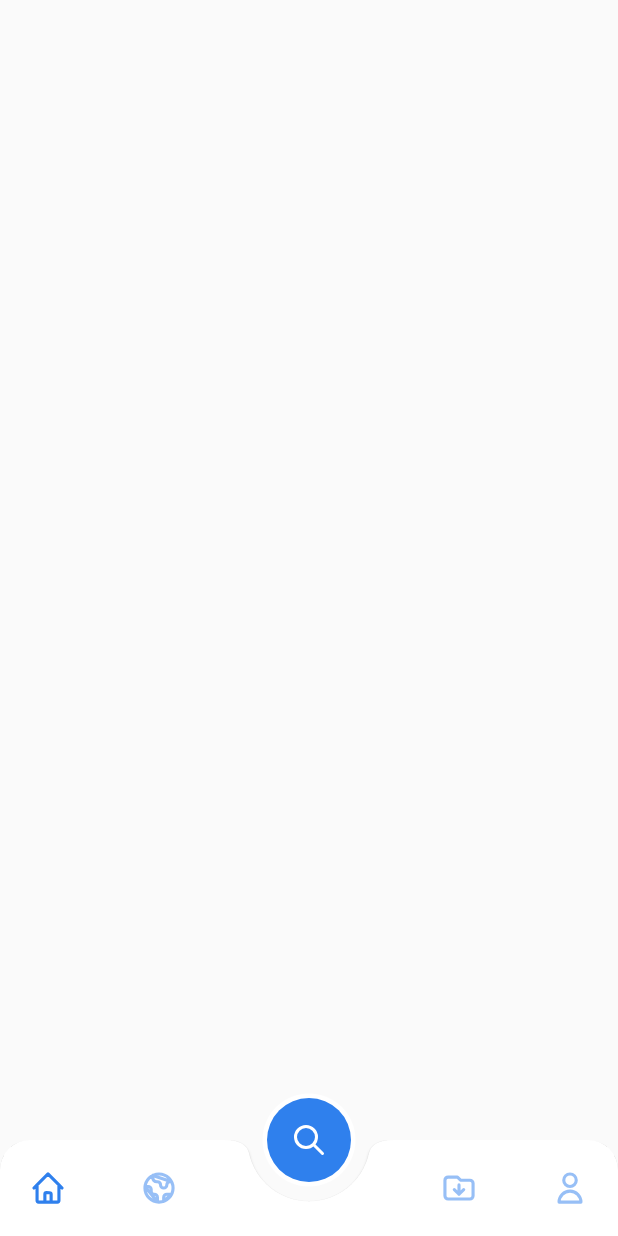
After one commit to luis8elias/lyrics_app, a Flutter app: the screen it shows after launch, after a tap on "Comenzar", on a phone screen of 412 x 824 dp. The commit adds this screen. Run offline on Flutter 3.47's test engine with Material 2 defaults, Android fonts, the phone set to English and light mode, and no system bars; our stand-ins replace bloc, flutter_bloc, flutter_svg.

Commit message:
splash,welcome,home

```diff
--- /dev/null
+++ b/lib/home/home_page.dart
@@ -0,0 +1,12 @@
+import 'package:flutter/material.dart';
+
+class HomePage extends StatelessWidget {
+  const HomePage({ Key? key }) : super(key: key);
+
+  @override
+  Widget build(BuildContext context) {
+    return Container(
+
+    );
+  }
+}
--- a/lib/main.dart
+++ b/lib/main.dart
@@ -1,31 +1,24 @@
 import 'package:flutter/material.dart';
 import 'package:flutter/services.dart';
-import 'package:google_fonts/google_fonts.dart';
-import 'package:lyrics_app/welcome/welcome_page.dart';
+import 'package:flutter_bloc/flutter_bloc.dart';
+import 'package:lyrics_app/splash/bloc/splash_bloc.dart';
+import 'package:lyrics_app/splash/splash_page.dart';
 
 void main() {
-   WidgetsFlutterBinding.ensureInitialized();
-
+  WidgetsFlutterBinding.ensureInitialized();
   SystemChrome.setSystemUIOverlayStyle(const SystemUiOverlayStyle(
     statusBarColor: Colors.transparent,
     statusBarIconBrightness: Brightness.light
   ));
 
-  runApp(MyApp());
-}
-
-class MyApp extends StatelessWidget {
-  @override
-  Widget build(BuildContext context) {
-    return MaterialApp(
+  runApp(
+    MaterialApp(
       debugShowCheckedModeBanner: false,
       title: 'Lyrics App',
-      theme: ThemeData(
-        textTheme: GoogleFonts.nunitoTextTheme(
-          Theme.of(context).textTheme,
-        ),
+      home: BlocProvider(
+        create: (_) =>  SplashBloc(),
+        child: const SplashPage(),
       ),
-      home: WelcomePage(),
-    );
-  }
+    )
+  );
 }
--- /dev/null
+++ b/lib/shared/custom_navigation_bar.dart
@@ -0,0 +1,75 @@
+import 'package:flutter/material.dart';
+import 'package:flutter_svg/flutter_svg.dart';
+import 'package:lyrics_app/styles.dart';
+
+class CustomNavigationBar extends StatelessWidget {
+  const CustomNavigationBar({
+    Key? key,
+    required this.index,
+    required this.onIndexSelected
+  }) : super(key: key);
+
+
+  final int index;
+  final ValueChanged<int> onIndexSelected;
+
+  @override
+  Widget build(BuildContext context) {
+    return  ClipRRect(
+      borderRadius: const BorderRadius.only(
+        topLeft:  Radius.circular(20),
+        topRight: Radius.circular(20)
+      ),
+      child: BottomAppBar(
+        elevation: 1.0,
+        notchMargin: 10.0,
+        shape:const CircularNotchedRectangle(),
+        child: Padding(
+          padding: const EdgeInsets.all(8.0),
+          child: Row(
+            mainAxisAlignment: MainAxisAlignment.spaceBetween,
+            children: [
+              _customIconButton(
+                icon: 'home',
+                innerIndex: 0
+              ),
+              _customIconButton(
+                icon: 'globe',
+                innerIndex: 1
+              ),
+              const SizedBox(width: 100),
+              _customIconButton(
+                icon: 'folder-download',
+                innerIndex: 3
+              ),
+              _customIconButton(
+                icon: 'user',
+                innerIndex: 4
+              ),
+
+            ],
+          )
+        )
+      ),
+    );
+
+  }
+
+  IconButton _customIconButton({required icon, required innerIndex}){
+
+    return  IconButton(
+      splashColor: Colors.transparent,
+      highlightColor: Colors.transparent,
+        icon: SvgPicture.asset(
+          'assets/$icon.svg',
+          color: innerIndex == index ? blueDark : ligthBlue,
+          width: 25.0,
+        ),
+        onPressed: ()=> onIndexSelected(innerIndex)
+    );
+
+  }
+
+
+
+}
--- /dev/null
+++ b/lib/splash/bloc/splash_bloc.dart
@@ -0,0 +1,18 @@
+import 'package:bloc/bloc.dart';
+import 'package:meta/meta.dart';
+
+part 'splash_event.dart';
+part 'splash_state.dart';
+
+class SplashBloc extends Bloc<SplashEvent, SplashState> {
+  SplashBloc() : super(SplashInitial()) {
+    on<SplashEvent>((event, emit) async{
+
+      await Future.delayed(const Duration(seconds: 2));
+      if(event is LoadedSplashEvent ){
+        emit(ItsTheFirtsTime());
+      }
+
+    });
+  }
+}
--- /dev/null
+++ b/lib/splash/bloc/splash_event.dart
@@ -0,0 +1,6 @@
+part of 'splash_bloc.dart';
+
+@immutable
+abstract class SplashEvent {}
+
+class LoadedSplashEvent extends SplashEvent{}
--- /dev/null
+++ b/lib/splash/bloc/splash_state.dart
@@ -0,0 +1,11 @@
+part of 'splash_bloc.dart';
+
+@immutable
+abstract class SplashState {}
+
+class SplashInitial extends SplashState {}
+
+
+class ItsTheFirtsTime extends SplashState{}
+
+class ItsNotTheFirtsTime extends SplashState{}
--- /dev/null
+++ b/lib/splash/splash_page.dart
@@ -0,0 +1,97 @@
+import 'package:flutter/material.dart';
+import 'package:flutter_bloc/flutter_bloc.dart';
+import 'package:lyrics_app/home/home_page.dart';
+import 'package:lyrics_app/shared/custom_curves.dart';
+import 'package:lyrics_app/welcome/welcome_page.dart';
+
+import '../styles.dart';
+import 'bloc/splash_bloc.dart';
+
+class SplashPage extends StatelessWidget {
+  const SplashPage({ Key? key }) : super(key: key);
+
+  void _navigateOtherPage(context,page){
+    Navigator.of(context).pushReplacement(
+        MaterialPageRoute(
+          builder: (_) => page
+    ));
+  }
+
+   @override
+  Widget build(BuildContext context) {
+    Size size = MediaQuery.of(context).size;
+
+    BlocProvider.of<SplashBloc>(context).add(
+          LoadedSplashEvent()
+    );
+
+    return BlocListener<SplashBloc,SplashState>(
+      listener: (context ,state){
+        if(state is ItsTheFirtsTime) {
+          _navigateOtherPage(context,const WelcomePage());
+        }else if(state is ItsNotTheFirtsTime){
+          _navigateOtherPage(context, HomePage());
+        }
+      },
+      child: Scaffold(
+        body: Stack(
+          children: [
+            Align(
+              alignment: Alignment(0, -15),
+              child: ClipPath(
+                clipper: MiddleCurve(),
+                child: Container(
+                  height: size.height * 0.99,
+                  color: ligthBlue,
+                ),
+              ),
+            ),
+            Align(
+              alignment: Alignment(0, -15),
+              child: ClipPath(
+                clipper: TopCurve(),
+                child: Container(
+                  height: size.height * 0.99,
+                  color: blueDark,
+                ),
+              ),
+            ),
+            Align(
+              alignment: Alignment(0, size.height/4.26),
+              child: ClipPath(
+                clipper: BottomCurve(),
+                child: Container(
+                  height: size.height * 0.99,
+                  color: blueDark,
+                ),
+              ),
+            ),
+            Center(
+              child: Column(
+                mainAxisSize: MainAxisSize.min,
+                crossAxisAlignment: CrossAxisAlignment.start,
+                children: [
+                  Center(
+                    child: Text('Lyrics App',style: TextStyle(
+                      fontSize: 36,
+                      fontWeight: FontWeight.w700,
+                      color: blueDark
+                    )),
+                  ),
+                  SizedBox(height: 25.0,),
+                  Center(
+                    child: CircularProgressIndicator(
+                      backgroundColor: ligthBlue,
+                      strokeWidth: 5.0,
+                      valueColor: AlwaysStoppedAnimation<Color>(blueDark),
+                    ),
+                  )
+                ],
+              ),
+            ),
+          ],
+        ),
+      ),
+    );
+  }
+}
--- a/lib/welcome/welcome_page.dart
+++ b/lib/welcome/welcome_page.dart
@@ -1,6 +1,7 @@
 import 'package:flutter/material.dart';
 import 'package:lyrics_app/shared/custom_curves.dart';
 import 'package:lyrics_app/styles.dart';
+import 'package:lyrics_app/wrapper/wrapper_page.dart';
 
 class WelcomePage extends StatelessWidget {
   const WelcomePage({ Key? key }) : super(key: key);
@@ -95,7 +96,15 @@ class WelcomePage extends StatelessWidget {
                     color: Colors.white
                   ),
                 ),
-                onPressed: () { },
+                onPressed: () {
+                  Navigator.pushReplacement(
+                    context,
+                    MaterialPageRoute(
+                      builder: (BuildContext context) => WrapperPage()
+                    )
+                  );
+
+                },
                 child: Text('Comenzar', style: TextStyle(
                     color: Colors.white,
                     fontSize: 15
--- /dev/null
+++ b/lib/wrapper/wrapper_page.dart
@@ -0,0 +1,69 @@
+import 'package:flutter/material.dart';
+import 'package:flutter_svg/svg.dart';
+import 'package:lyrics_app/home/home_page.dart';
+import 'package:lyrics_app/shared/custom_navigation_bar.dart';
+import 'package:lyrics_app/styles.dart';
+
+class WrapperPage extends StatelessWidget {
+  const WrapperPage({ Key? key }) : super(key: key);
+
+  @override
+  Widget build(BuildContext context) {
+    return Scaffold(
+        floatingActionButtonLocation:
+        FloatingActionButtonLocation.centerDocked,
+        bottomNavigationBar: CustomNavigationBar(
+          index: 0,
+          onIndexSelected: (index){
+
+          },
+        ),
+        floatingActionButton: Container(
+          padding: const EdgeInsets.all(3.0),
+          decoration: const BoxDecoration(
+            color: Colors.white,
+            shape: BoxShape.circle
+          ),
+          child: Container(
+            decoration: BoxDecoration(
+              shape: BoxShape.circle,
+              color: blueDark
+            ),
+            child: FloatingActionButton(
+              onPressed: (){
+                //_bloc.add(IndexChangedEvent(index: 2));
+              },
+              elevation: 0,
+              highlightElevation: 0,
+              foregroundColor: Colors.white,
+              splashColor: Colors.transparent,
+              backgroundColor: Colors.transparent,
+              child: Padding(
+                padding: const EdgeInsets.all(12.0),
+                child: SvgPicture.asset(
+                  'assets/search.svg',
+                  color: Colors.white,
+                ),
+              ),
+            ),
+          ),
+        ),
+        body: Column(
+          children: [
+            Expanded(
+              child: IndexedStack(
+                index: 0,
+                children: [
+                  const HomePage(),
+                  Container(),
+                  Container(),
+                  Container(),
+                  Container()
+                ],
+              )
+            ),
+          ],
+        ),
+      );
+  }
+}
```
Also changed, not shown: pubspec.yaml (+5 -2 lines), assets/folder-download.svg (added), assets/globe.svg (added), assets/home.svg (added), assets/search.svg (added), assets/user.svg (added), pubspec.lock.
